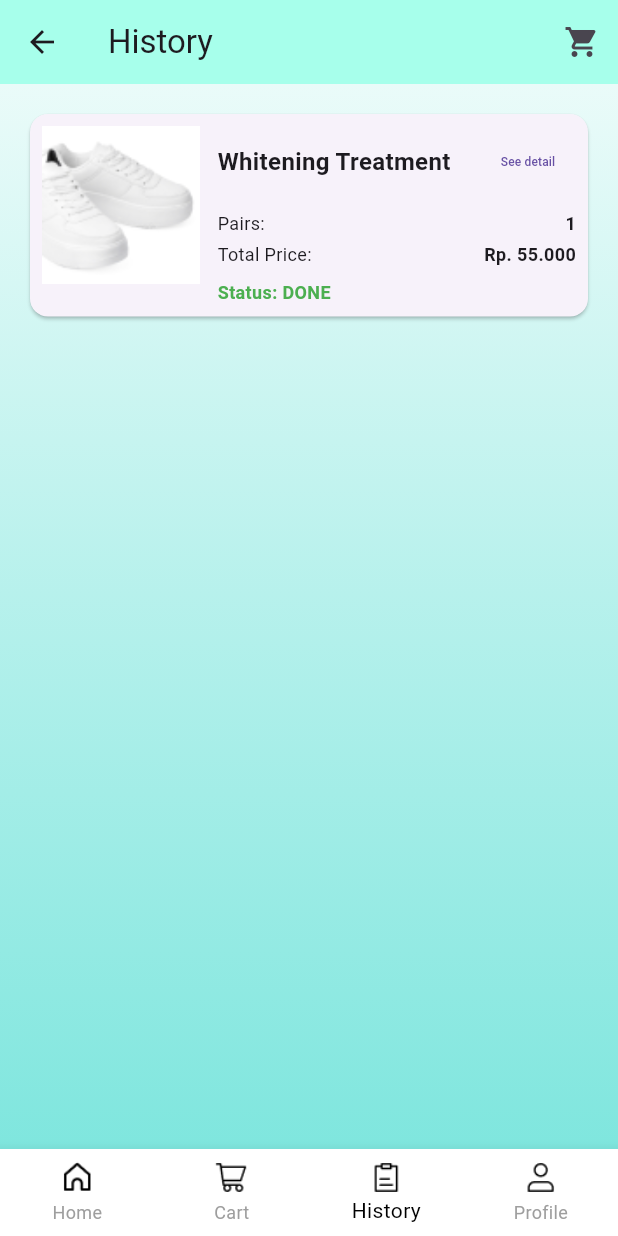
After one commit to Dimas1409/Mobile-Project-Klinik-Shoes, a Flutter app: the HistoryPage screen opened by its route, on a phone screen of 412 x 824 dp. The commit adds this screen. Run offline on Flutter 3.47's test engine with Material 3 defaults, Android fonts, the phone set to English and light mode, and no system bars; our stand-ins replace get.

Commit message:
updated 5

```diff
--- a/lib/Routes/routes.dart
+++ b/lib/Routes/routes.dart
@@ -1,6 +1,7 @@
 import 'package:get/get.dart';
 import 'package:klinik_shoes_project/module/cart_page/view/cart_page_view.dart';
 import 'package:klinik_shoes_project/module/categories_page/view/simple_cleaning_view.dart';
+import 'package:klinik_shoes_project/module/history_page/view/history_page_view.dart';
 import 'package:klinik_shoes_project/module/login_page/view/login_page_view.dart';
 import 'package:klinik_shoes_project/module/signup_page/view/signup_page_view.dart';
 import 'package:klinik_shoes_project/module/welcome_page/view/welcome_page_view.dart';
@@ -16,6 +17,7 @@ class AppRoutes {
   static const String home = '/home';
   static const String cart = '/cart';
   static const String simple_cleaning = '/simple';
+  static const String history1 = '/history1';
 
   // Getter untuk rute awal
   static String getHomeRoute() => welcome;
@@ -44,6 +46,11 @@ class AppRoutes {
     ),
     GetPage(
       page: () => SimpleCleaningView() ,
-      name: simple_cleaning)
+      name: simple_cleaning
+    ),
+    GetPage(
+      page: () => HistoryPage(),
+      name: history1
+    )
   ];
 }
--- a/lib/main.dart
+++ b/lib/main.dart
@@ -1,7 +1,7 @@
 import 'package:flutter/material.dart';
 import 'package:get/get.dart';
 import 'package:klinik_shoes_project/Routes/routes.dart';
-import 'package:klinik_shoes_project/module/categories_page/view/simple_cleaning_view.dart';
+import 'package:klinik_shoes_project/module/history_page/view/history_page_view.dart';
  // Import homepage view jika ada
 
 void main() {
@@ -16,7 +16,7 @@ class MyApp extends StatelessWidget {
       theme: ThemeData(
         primarySwatch: Colors.teal,
       ),
-      // home: SimpleCleaningView(),
+      // home: HistoryPage(),
       initialRoute: AppRoutes.getHomeRoute(),
       getPages: AppRoutes.routes,
     );
--- a/lib/module/cart_page/view/cart_page_view.dart
+++ b/lib/module/cart_page/view/cart_page_view.dart
@@ -1,4 +1,5 @@
 import 'package:flutter/material.dart';
+import 'package:klinik_shoes_project/module/history_page/view/history_page_view.dart';
 import 'package:klinik_shoes_project/module/payment_page/view/payment_page_view.dart';
 import 'package:klinik_shoes_project/module/homepage/view/homepage_view.dart';
 import 'package:klinik_shoes_project/module/homepage/controller/homepage_controller.dart';
@@ -27,7 +28,8 @@ class _CartPageState extends State<CartPage> {
         // Cart is the current page, do nothing
         break;
       case 2:
-        // Navigator.pushReplacement(context, MaterialPageRoute(builder: (context) => HistoryPageView())); // Replace with your HistoryPage
+            Navigator.pushReplacement(context,
+            MaterialPageRoute(builder: (context) => HistoryPage()));// Navigator.pushReplacement(context, MaterialPageRoute(builder: (context) => HistoryPageView())); // Replace with your HistoryPage
         break;
       case 3:
         // Navigator.pushReplacement(context, MaterialPageRoute(builder: (context) => ProfilePageView())); // Replace with your ProfilePage
--- /dev/null
+++ b/lib/module/history_page/view/history_page_view.dart
@@ -0,0 +1,189 @@
+import 'package:flutter/material.dart';
+import 'package:klinik_shoes_project/module/cart_page/view/cart_page_view.dart';
+import 'package:klinik_shoes_project/module/homepage/view/homepage_view.dart';
+import 'package:klinik_shoes_project/module/homepage/controller/homepage_controller.dart';
+
+class HistoryPage extends StatefulWidget {
+  @override
+  _HistoryPageState createState() => _HistoryPageState();
+}
+
+class _HistoryPageState extends State<HistoryPage> {
+  int _selectedIndex = 2; // Initially set to History page
+
+  void _onItemTapped(int index) {
+    setState(() {
+      _selectedIndex = index; // Update selected index
+    });
+
+    switch (index) {
+      case 0:
+        Navigator.pushReplacement(context,
+            MaterialPageRoute(builder: (context) => HomePageView(controller: HomePageController())));
+        break;
+      case 1:
+        Navigator.pushReplacement(context,
+            MaterialPageRoute(builder: (context) => CartPage())); // Navigate to CartPage
+        break;
+      case 2:
+        // History is the current page, do nothing
+        break;
+      case 3:
+        // Uncomment and replace with your ProfilePage when implemented
+        // Navigator.pushReplacement(context, MaterialPageRoute(builder: (context) => ProfilePageView()));
+        break;
+    }
+  }
+
+  @override
+  Widget build(BuildContext context) {
+    return Scaffold(
+      appBar: AppBar(
+        title: Text('History'),
+        leading: IconButton(
+          icon: Icon(Icons.arrow_back),
+          onPressed: () {
+            Navigator.pop(context); // Navigate back
+          },
+        ),
+        actions: [
+          IconButton(
+            icon: Icon(Icons.shopping_cart),
+            onPressed: () {
+              // action for cart button
+            },
+          )
+        ],
+        backgroundColor: Colors.tealAccent[100],
+      ),
+      body: Container(
+        decoration: BoxDecoration(
+          gradient: LinearGradient(
+            colors: [
+              Color(0xFFEAFBF9), // Warna awal
+              Color(0xFF7FE6DE),            // Warna akhir
+            ],
+            begin: Alignment.topCenter, // Mulai dari atas
+            end: Alignment.bottomCenter, // Berakhir di bawah
+          ),
+        ),
+        padding: const EdgeInsets.all(16.0),
+        child: Column(
+          children: [
+            Card(
+              shape: RoundedRectangleBorder(
+                borderRadius: BorderRadius.circular(12.0),
+              ),
+              child: Padding(
+                padding: const EdgeInsets.all(8.0),
+                child: Row(
+                  crossAxisAlignment: CrossAxisAlignment.start,
+                  children: [
+                    Image.asset(
+                      'asset/whitening_logo.png', // Menggunakan Asset Image
+                      width: 105,
+                      height: 105,
+                      fit: BoxFit.cover, // Pastikan gambar tidak overflow
+                    ),
+                    SizedBox(width: 12),
+                    Expanded(
+                      child: Column(
+                        crossAxisAlignment: CrossAxisAlignment.start,
+                        mainAxisAlignment: MainAxisAlignment.center,
+                        children: [
+                          Row(
+                            mainAxisAlignment: MainAxisAlignment.spaceBetween,
+                            children: [
+                              Expanded(
+                                child: Text(
+                                  'Whitening Treatment',
+                                  style: TextStyle(
+                                    fontSize: 16,
+                                    fontWeight: FontWeight.bold,
+                                  ),
+                                  overflow: TextOverflow.ellipsis,
+                                  maxLines: 1,
+                                  softWrap: false,
+                                ),
+                              ),
+                              TextButton(
+                                onPressed: () {
+                                  // action for see detail
+                                },
+                                child: Text(
+                                  'See detail',
+                                  style: TextStyle(fontSize: 8),
+                                ),
+                              ),
+                            ],
+                          ),
+                          SizedBox(height: 8),
+                          Row(
+                            mainAxisAlignment: MainAxisAlignment.spaceBetween,
+                            children: [
+                              Column(
+                                crossAxisAlignment: CrossAxisAlignment.start,
+                                children: [
+                                  Text('Pairs:', style: TextStyle(fontSize: 12)),
+                                  SizedBox(height: 4),
+                                  Text('Total Price:', style: TextStyle(fontSize: 12)),
+                                ],
+                              ),
+                              Column(
+                                crossAxisAlignment: CrossAxisAlignment.end,
+                                children: [
+                                  Text('1', style: TextStyle(fontWeight: FontWeight.bold, fontSize: 12)),
+                                  SizedBox(height: 4),
+                                  Text('Rp. 55.000', style: TextStyle(fontWeight: FontWeight.bold, fontSize: 12)),
+                                ],
+                              ),
+                            ],
+                          ),
+                          SizedBox(height: 8),
+                          Text(
+                            'Status: DONE',
+                            style: TextStyle(
+                              fontWeight: FontWeight.bold,
+                              color: Colors.green,
+                              fontSize: 12,
+                            ),
+                          ),
+                        ],
+                      ),
+                    ),
+                  ],
+                ),
+              ),
+            ),
+          ],
+        ),
+      ),
+      bottomNavigationBar: BottomNavigationBar(
+        currentIndex: _selectedIndex, // Set current index
+        type: BottomNavigationBarType.fixed,
+        backgroundColor: Colors.white,
+        selectedItemColor: Colors.black,
+        unselectedItemColor: Colors.grey,
+        onTap: _onItemTapped, // Use the method to handle taps
+        items: [
+          BottomNavigationBarItem(
+            icon: Image.asset('asset/home.png', width: 24, height: 24),
+            label: 'Home',
+          ),
+          BottomNavigationBarItem(
+            icon: Image.asset('asset/cart-icon.png', width: 24, height: 24),
+            label: 'Cart',
+          ),
+          BottomNavigationBarItem(
+            icon: Image.asset('asset/history-icon.png', width: 24, height: 24),
+            label: 'History',
+          ),
+          BottomNavigationBarItem(
+            icon: Image.asset('asset/user-icon.png', width: 24, height: 24),
+            label: 'Profile',
+          ),
+        ],
+      ),
+    );
+  }
+}
--- a/lib/module/homepage/controller/homepage_controller.dart
+++ b/lib/module/homepage/controller/homepage_controller.dart
@@ -52,7 +52,7 @@ void onBottomNavTap(BuildContext context, int index) {
         break;
       case 2:
         // Navigate to History Page
-        Navigator.pushNamed(context, '/history'); // Adjust the route name if necessary
+        Navigator.pushNamed(context, '/history1'); // Adjust the route name if necessary
         break;
       case 3:
         // Navigate to Profile Page
--- a/lib/module/homepage/view/homepage_view.dart
+++ b/lib/module/homepage/view/homepage_view.dart
@@ -1,7 +1,6 @@
 import 'package:flutter/material.dart';
 import 'package:klinik_shoes_project/Routes/routes.dart';
 import 'package:klinik_shoes_project/core.dart';
-import 'package:klinik_shoes_project/module/categories_page/view/simple_cleaning_view.dart';
 import 'package:klinik_shoes_project/module/homepage/controller/homepage_controller.dart';
 import 'package:get/get.dart' as getX;
 
--- a/lib/module/payment_page/view/payment_page_view.dart
+++ b/lib/module/payment_page/view/payment_page_view.dart
@@ -1,5 +1,4 @@
 import 'package:flutter/material.dart';
-import 'package:klinik_shoes_project/module/payment_page/view/payment_berhasil_view.dart';
 import 'package:klinik_shoes_project/module/payment_page/view/splash.dart';
 
 class CheckoutPage extends StatelessWidget {
--- a/lib/module/signup_page/view/signup_page_view.dart
+++ b/lib/module/signup_page/view/signup_page_view.dart
@@ -1,8 +1,5 @@
 import 'package:flutter/material.dart';
 import '../controller/signup_page_controller.dart';
-import 'package:get/get.dart';
-import 'package:klinik_shoes_project/module/homepage/view/homepage_view.dart'; // Import your home page
-import 'package:klinik_shoes_project/module/signup_page/controller/signup_page_controller.dart';
 
 
 class SignupPageView extends StatelessWidget {
--- a/lib/module/welcome_page/controller/welcome_page_controller.dart
+++ b/lib/module/welcome_page/controller/welcome_page_controller.dart
@@ -1,7 +1,4 @@
 import 'package:flutter/material.dart';
-import 'package:get/get.dart'; // Ensure you import GetX
-import 'package:klinik_shoes_project/module/login_page/view/login_page_view.dart';
-import 'package:klinik_shoes_project/module/signup_page/view/signup_page_view.dart';
 import 'package:klinik_shoes_project/model/welcome_page_model/welcome_page_model.dart';
 
 class WelcomeController {
--- a/pubspec.yaml
+++ b/pubspec.yaml
@@ -84,6 +84,7 @@ flutter:
     - asset/user-icon.png
     - asset/one_day_order.png
     - asset/simple_cleaning_logo.png
+    - asset/whitening_logo.png
 
   # To add assets to your application, add an assets section, like this:
   # assets:
```
Also changed, not shown: asset/whitening_logo.png (added).
